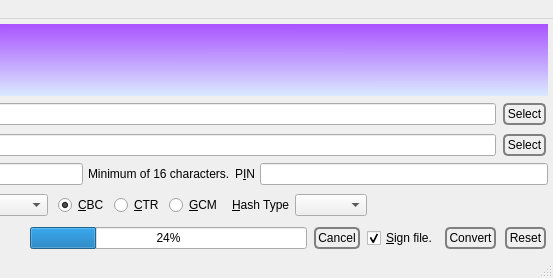
Before: the Qt Designer form GoldBug-UI/encryptfile.ui in xloem/spot-on-svn, drawn with Qt 5; both pictures show x 252 to 805 and y 0 to 278 of the 805 by 278 pixel window.
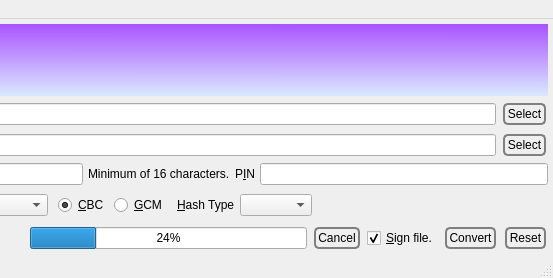
After: the same form once the commit is applied. Icons and pictures are not drawn.

Patch:
```diff
--- a/GoldBug-UI/encryptfile.ui
+++ b/GoldBug-UI/encryptfile.ui
@@ -263,13 +263,6 @@
            </property>
           </widget>
          </item>
-         <item>
-          <widget class="QRadioButton" name="ctr">
-           <property name="text">
-            <string>&amp;CTR</string>
-           </property>
-          </widget>
-         </item>
          <item>
           <widget class="QRadioButton" name="gcm">
            <property name="text">
```
Left out of the diff: 3 changed lines with no effect on the pictures.
